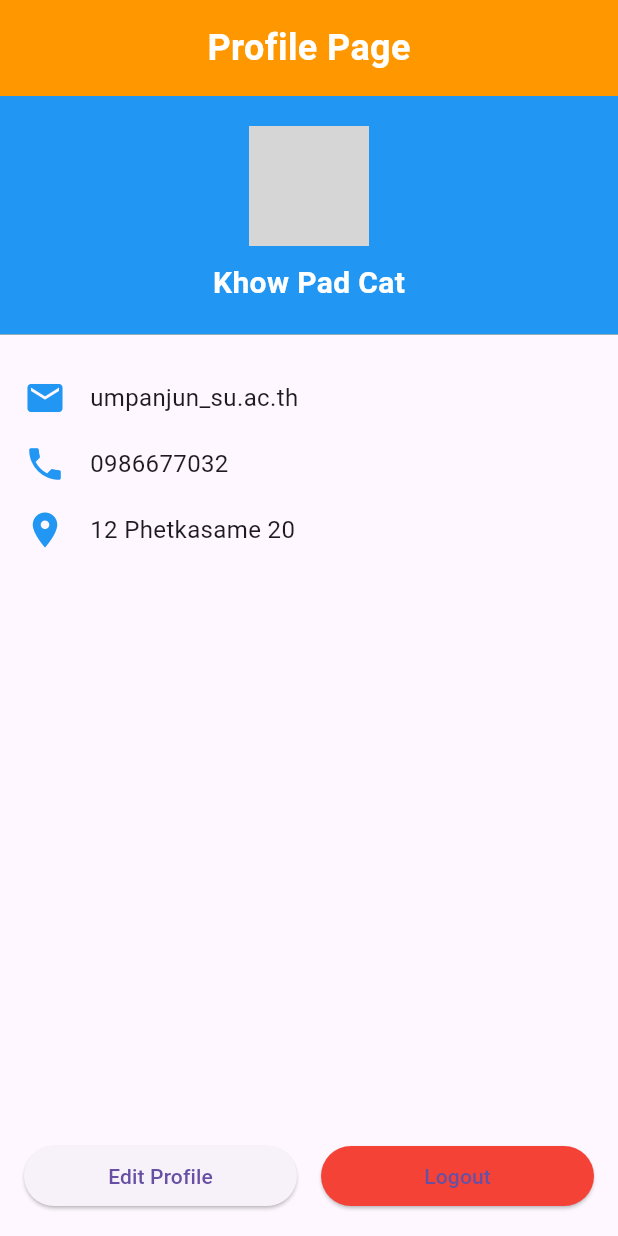
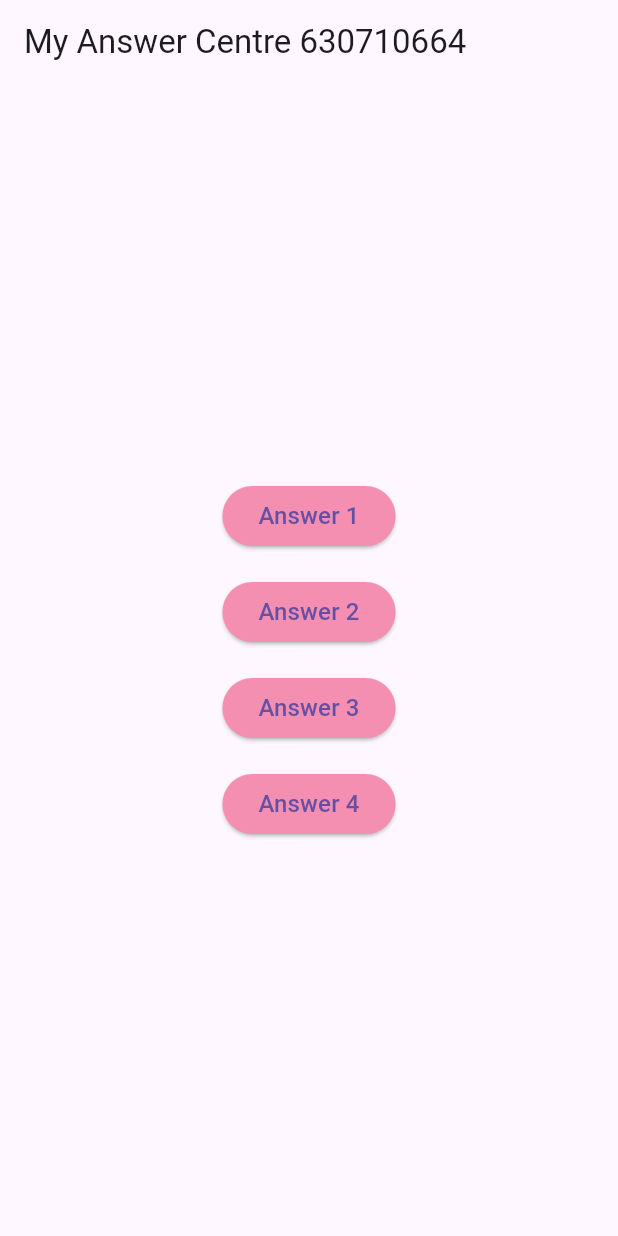
Before and after one commit to umpanjun/flutter_application_2, a Flutter app: the screen it shows after launch, on a phone screen of 412 x 824 dp. Run offline on Flutter 3.47's test engine with Material 3 defaults, Android fonts, the phone set to English and light mode, and no system bars; grey boxes are pictures that could not be loaded.

Commit message:
ส่งงานจ้า

```diff
--- /dev/null
+++ b/lib/first_page.dart
@@ -0,0 +1,92 @@
+import 'package:flutter/material.dart';
+import 'answer1.dart';
+import 'answer2.dart';
+import 'answer3.dart';
+import 'answer4.dart';
+
+
+class ans_navi extends StatelessWidget {
+  @override
+  Widget build(BuildContext context) {
+    return MaterialApp(
+      debugShowCheckedModeBanner: false,
+      title: 'Flutter Demo',
+      theme: ThemeData(primarySwatch: Colors.orange),
+      home: MyAnswerPage(),
+    );
+  }
+}
+
+class MyAnswerPage extends StatelessWidget {
+  @override
+  Widget build(BuildContext context) {
+    return Scaffold(
+      appBar: AppBar(
+        title: Text('My Answer Centre 630710664'),
+      ),
+      body: Center(
+        child: Column(
+          mainAxisAlignment: MainAxisAlignment.center,
+          children: [
+            // ปุ่มสำหรับ Answer1
+            AnswerButton(
+              text: 'Answer 1',
+              navigateTo: Answer1Page(),
+            ),
+            // ปุ่มสำหรับ Answer2
+            AnswerButton(
+              text: 'Answer 2',
+              navigateTo: Answer2Page(),
+            ),
+            // ปุ่มสำหรับ Answer3
+            AnswerButton(
+              text: 'Answer 3',
+              navigateTo: Answer3Page(),
+            ),
+            // ปุ่มสำหรับ Answer4
+            AnswerButton(
+              text: 'Answer 4',
+              navigateTo: Answer4Page(),
+            ),
+          ],
+        ),
+      ),
+    );
+  }
+}
+
+class AnswerButton extends StatelessWidget {
+  final String text; // ข้อความบนปุ่ม
+  final Widget navigateTo; // หน้าที่จะไปเมื่อกดปุ่ม
+
+  const AnswerButton({
+    required this.text,
+    required this.navigateTo,
+  });
+
+  @override
+  Widget build(BuildContext context) {
+    return Padding(
+      padding: const EdgeInsets.symmetric(vertical: 8.0), // ระยะห่างระหว่างปุ่ม
+      child: ElevatedButton(
+        onPressed: () {
+          // การนำทางไปยังหน้าใหม่
+          Navigator.push(
+            context,
+            MaterialPageRoute(builder: (context) => navigateTo),
+          );
+        },
+        style: ElevatedButton.styleFrom(
+          backgroundColor: Colors.pink[200], // สีพื้นหลังปุ่ม
+          shape: RoundedRectangleBorder(
+            borderRadius: BorderRadius.circular(20.0), // ทำให้ปุ่มมีมุมโค้งมน
+          ),
+        ),
+        child: Text(
+          text,
+          style: TextStyle(fontSize: 16), // ขนาดตัวอักษรบนปุ่ม
+        ),
+      ),
+    );
+  }
+}
--- a/lib/main.dart
+++ b/lib/main.dart
@@ -1,5 +1,6 @@
 import 'package:flutter/material.dart';
-import 'package:flutter_application_2/layout4.dart';
+import 'package:flutter_application_2/first_page.dart';
+import 'package:flutter_application_2/answer4.dart';
 
 
 
@@ -12,7 +13,8 @@ class MyApp extends StatelessWidget {
   @override
   Widget build(BuildContext context) {
     return MaterialApp(
-      home: ProfileApp(),
+      debugShowCheckedModeBanner: false,
+      home: ans_navi(),
     );
   }
 }
```
Also changed, not shown: lib/answer1.dart (renamed from lib/layout.dart, +18 -5 lines), lib/answer2.dart (renamed from lib/layout2.dart, +20 -5 lines), lib/answer3.dart (renamed from lib/layout3.dart, +20 -6 lines), lib/answer4.dart (renamed from lib/layout4.dart, +22 -6 lines), pubspec.yaml (+7 -0 lines).
